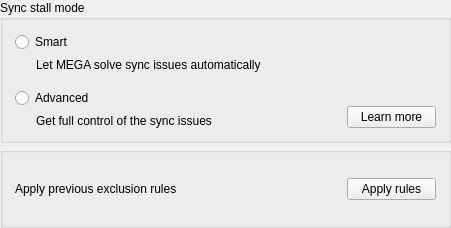
Above: src/MEGASync/syncs/gui/Twoways/ui/SyncStallModeSelector.ui from meganz/MEGAsync before the change. Below: the same form after it.
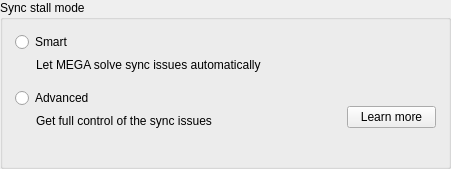
That is the form after the change.

Commit message:
SNC-6144: Removed legacy exclusion data handling.
# Conflicts:
#	src/MEGASync/syncs/control/SyncController.h

Patch:
```diff
--- a/src/MEGASync/syncs/gui/Twoways/ui/SyncStallModeSelector.ui
+++ b/src/MEGASync/syncs/gui/Twoways/ui/SyncStallModeSelector.ui
@@ -7,7 +7,7 @@
     <x>0</x>
     <y>0</y>
     <width>451</width>
-    <height>228</height>
+    <height>169</height>
    </rect>
   </property>
   <property name="minimumSize">
@@ -259,84 +259,6 @@
      </layout>
     </widget>
    </item>
-   <item>
-    <widget class="QGroupBox" name="gBugReport">
-     <property name="title">
-      <string/>
-     </property>
-     <property name="type" stdset="0">
-      <string notr="true">mega</string>
-     </property>
-     <layout class="QHBoxLayout" name="horizontalLayout_3">
-      <property name="spacing">
-       <number>0</number>
-      </property>
-      <property name="leftMargin">
-       <number>12</number>
-      </property>
-      <property name="topMargin">
-       <number>12</number>
-      </property>
-      <property name="rightMargin">
-       <number>12</number>
-      </property>
-      <property name="bottomMargin">
-       <number>12</number>
-      </property>
-      <item>
-       <widget class="QLabel" name="label">
-        <property name="sizePolicy">
-         <sizepolicy hsizetype="Preferred" vsizetype="Fixed">
-          <horstretch>0</horstretch>
-          <verstretch>0</verstretch>
-         </sizepolicy>
-        </property>
-        <property name="text">
-         <string>Apply previous exclusion rules</string>
-        </property>
-       </widget>
-      </item>
-      <item>
-       <spacer name="horizontalSpacer_2">
-        <property name="orientation">
-         <enum>Qt::Horizontal</enum>
-        </property>
-        <property name="sizeHint" stdset="0">
-         <size>
-          <width>233</width>
-          <height>5</height>
-         </size>
-        </property>
-       </spacer>
-      </item>
-      <item>
-       <widget class="QPushButton" name="bApplyLegacyExclusions">
-        <property name="minimumSize">
-         <size>
-          <width>89</width>
-          <height>0</height>
-         </size>
-        </property>
-        <property name="cursor">
-         <cursorShape>PointingHandCursor</cursorShape>
-        </property>
-        <property name="text">
-         <string>Apply rules</string>
-        </property>
-        <property name="autoDefault">
-         <bool>false</bool>
-        </property>
-        <property name="type" stdset="0">
-         <string notr="true">secondary</string>
-        </property>
-        <property name="dimension" stdset="0">
-         <string notr="true">small</string>
-        </property>
-       </widget>
-      </item>
-     </layout>
-    </widget>
-   </item>
   </layout>
  </widget>
  <resources/>
```
The commit also changes 7 other files.
